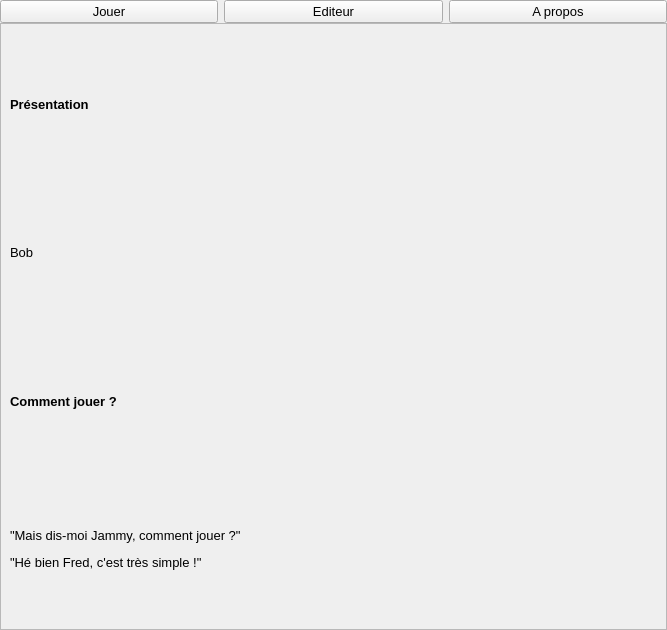
Before: the Qt Designer form instructions-form.ui in loicbourgois/snake2i, drawn with Qt 5.
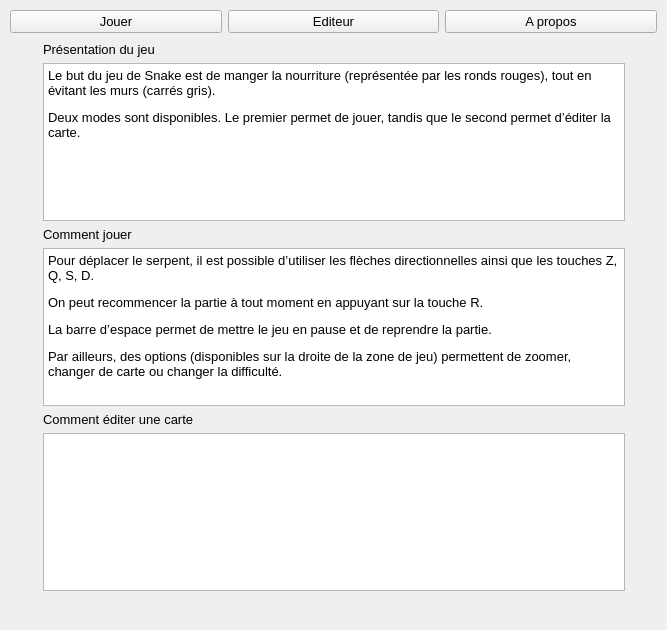
After: the same form once the commit is applied.

Commit message: Add red cross

```diff
--- a/instructions-form.ui
+++ b/instructions-form.ui
@@ -20,80 +20,113 @@
   </property>
   <layout class="QGridLayout" name="gridLayout">
    <property name="leftMargin">
-    <number>0</number>
+    <number>10</number>
    </property>
    <property name="topMargin">
-    <number>0</number>
+    <number>10</number>
    </property>
    <property name="rightMargin">
-    <number>0</number>
+    <number>10</number>
    </property>
    <property name="bottomMargin">
-    <number>0</number>
+    <number>10</number>
    </property>
-   <property name="spacing">
+   <property name="horizontalSpacing">
+    <number>10</number>
+   </property>
+   <property name="verticalSpacing">
     <number>0</number>
    </property>
+   <item row="1" column="1">
+    <widget class="QWidget" name="widget_2" native="true">
+     <property name="maximumSize">
+      <size>
+       <width>600</width>
+       <height>16777215</height>
+      </size>
+     </property>
+     <layout class="QGridLayout" name="gridLayout_3">
+      <item row="2" column="0">
+       <widget class="QLabel" name="label_3">
+        <property name="text">
+         <string>Comment jouer</string>
+        </property>
+       </widget>
+      </item>
+      <item row="3" column="0">
+       <widget class="QTextBrowser" name="textBrowser_2">
+        <property name="html">
+         <string>&lt;!DOCTYPE HTML PUBLIC &quot;-//W3C//DTD HTML 4.0//EN&quot; &quot;http://www.w3.org/TR/REC-html40/strict.dtd&quot;&gt;
+&lt;html&gt;&lt;head&gt;&lt;meta name=&quot;qrichtext&quot; content=&quot;1&quot; /&gt;&lt;style type=&quot;text/css&quot;&gt;
+p, li { white-space: pre-wrap; }
+&lt;/style&gt;&lt;/head&gt;&lt;body style=&quot; font-family:'MS Shell Dlg 2'; font-size:10pt; font-weight:400; font-style:normal;&quot;&gt;
+&lt;p style=&quot; margin-top:12px; margin-bottom:12px; margin-left:0px; margin-right:0px; -qt-block-indent:0; text-indent:0px;&quot;&gt;Pour déplacer le serpent, il est possible d’utiliser les flèches directionnelles ainsi que les touches Z, Q, S, D. &lt;/p&gt;
+&lt;p style=&quot; margin-top:12px; margin-bottom:12px; margin-left:0px; margin-right:0px; -qt-block-indent:0; text-indent:0px;&quot;&gt;On peut recommencer la partie à tout moment en appuyant sur la touche R. &lt;/p&gt;
+&lt;p style=&quot; margin-top:12px; margin-bottom:12px; margin-left:0px; margin-right:0px; -qt-block-indent:0; text-indent:0px;&quot;&gt;La barre d’espace permet de mettre le jeu en pause et de reprendre la partie. &lt;/p&gt;
+&lt;p style=&quot; margin-top:12px; margin-bottom:12px; margin-left:0px; margin-right:0px; -qt-block-indent:0; text-indent:0px;&quot;&gt;Par ailleurs, des options (disponibles sur la droite de la zone de jeu) permettent de zoomer, changer de carte ou changer la difficulté. &lt;/p&gt;&lt;/body&gt;&lt;/html&gt;</string>
+        </property>
+       </widget>
+      </item>
+      <item row="4" column="0">
+       <widget class="QLabel" name="label_2">
+        <property name="text">
+         <string>Comment éditer une carte</string>
+        </property>
+       </widget>
+      </item>
+      <item row="0" column="0">
+       <widget class="QLabel" name="label">
+        <property name="text">
+         <string>Présentation du jeu</string>
+        </property>
+       </widget>
+      </item>
+      <item row="1" column="0">
+       <widget class="QTextBrowser" name="textBrowser">
+        <property name="html">
+         <string>&lt;!DOCTYPE HTML PUBLIC &quot;-//W3C//DTD HTML 4.0//EN&quot; &quot;http://www.w3.org/TR/REC-html40/strict.dtd&quot;&gt;
+&lt;html&gt;&lt;head&gt;&lt;meta name=&quot;qrichtext&quot; content=&quot;1&quot; /&gt;&lt;style type=&quot;text/css&quot;&gt;
+p, li { white-space: pre-wrap; }
+&lt;/style&gt;&lt;/head&gt;&lt;body style=&quot; font-family:'MS Shell Dlg 2'; font-size:10pt; font-weight:400; font-style:normal;&quot;&gt;
+&lt;p style=&quot; margin-top:12px; margin-bottom:12px; margin-left:0px; margin-right:0px; -qt-block-indent:0; text-indent:0px;&quot;&gt;Le but du jeu de Snake est de manger la nourriture (représentée par les ronds rouges), tout en évitant les murs (carrés gris). &lt;/p&gt;
+&lt;p style=&quot; margin-top:12px; margin-bottom:12px; margin-left:0px; margin-right:0px; -qt-block-indent:0; text-indent:0px;&quot;&gt;Deux modes sont disponibles. Le premier permet de jouer, tandis que le second permet d’éditer la carte. &lt;/p&gt;&lt;/body&gt;&lt;/html&gt;</string>
+        </property>
+       </widget>
+      </item>
+      <item row="6" column="0">
+       <spacer name="horizontalSpacer">
+        <property name="orientation">
+         <enum>Qt::Horizontal</enum>
+        </property>
+        <property name="sizeHint" stdset="0">
+         <size>
+          <width>40</width>
+          <height>20</height>
+         </size>
+        </property>
+       </spacer>
+      </item>
+      <item row="5" column="0">
+       <widget class="QTextBrowser" name="textBrowser_3"/>
+      </item>
+     </layout>
+    </widget>
+   </item>
+   <item row="1" column="2">
+    <widget class="QLabel" name="label_4">
+     <property name="text">
+      <string/>
+     </property>
+    </widget>
+   </item>
    <item row="1" column="0">
-    <widget class="QScrollArea" name="scrollArea">
-     <property name="widgetResizable">
-      <bool>true</bool>
+    <widget class="QLabel" name="label_5">
+     <property name="text">
+      <string/>
      </property>
-     <widget class="QWidget" name="scrollAreaWidgetContents">
-      <property name="geometry">
-       <rect>
-        <x>0</x>
-        <y>0</y>
-        <width>665</width>
-        <height>598</height>
-       </rect>
-      </property>
-      <layout class="QGridLayout" name="gridLayout_3">
-       <item row="1" column="0">
-        <widget class="QLabel" name="label_2">
-         <property name="text">
-          <string>&lt;html&gt;&lt;head/&gt;&lt;body&gt;&lt;p&gt;Bob&lt;/p&gt;&lt;/body&gt;&lt;/html&gt;</string>
-         </property>
-        </widget>
-       </item>
-       <item row="0" column="0">
-        <widget class="QLabel" name="label">
-         <property name="font">
-          <font>
-           <weight>75</weight>
-           <bold>true</bold>
-          </font>
-         </property>
-         <property name="text">
-          <string>Présentation</string>
-         </property>
-        </widget>
-       </item>
-       <item row="2" column="0">
-        <widget class="QLabel" name="label_3">
-         <property name="font">
-          <font>
-           <weight>75</weight>
-           <bold>true</bold>
-          </font>
-         </property>
-         <property name="text">
-          <string>Comment jouer ?</string>
-         </property>
-        </widget>
-       </item>
-       <item row="3" column="0">
-        <widget class="QLabel" name="label_4">
-         <property name="text">
-          <string>&lt;html&gt;&lt;head/&gt;&lt;body&gt;&lt;p&gt;&amp;quot;Mais dis-moi Jammy, comment jouer ?&amp;quot;&lt;/p&gt;&lt;p&gt;&amp;quot;Hé bien Fred, c'est très simple !&amp;quot;&lt;/p&gt;&lt;/body&gt;&lt;/html&gt;</string>
-         </property>
-        </widget>
-       </item>
-      </layout>
-     </widget>
     </widget>
    </item>
-   <item row="0" column="0">
+   <item row="0" column="0" colspan="3">
     <widget class="QWidget" name="widget" native="true">
      <layout class="QGridLayout" name="gridLayout_2">
       <property name="leftMargin">
```
Left out of the diff: 14 changed lines with no effect on the pictures. The commit also changes 2 other files.
